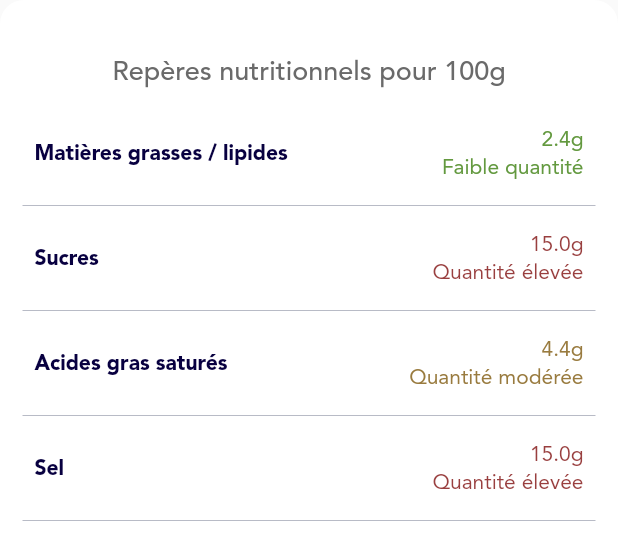
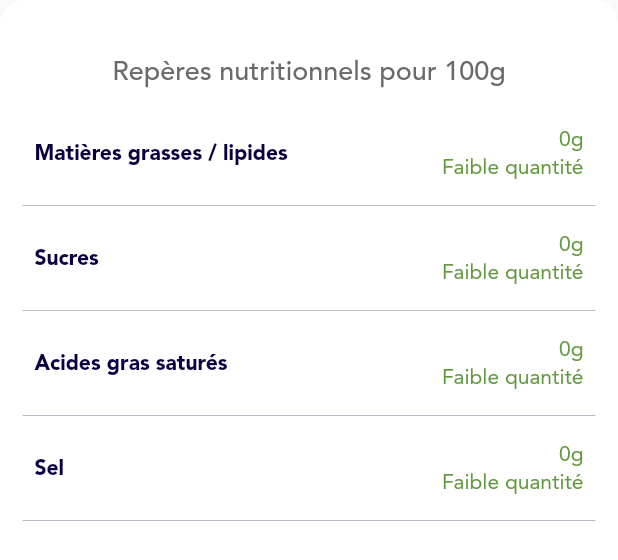
Before and after one commit to MargotRasamy/flutter-yuka-app, a Flutter app: the ProductNutrition widget shown alone on an empty page, opened directly, on a phone screen of 412 x 824 dp. Shown: the top 560 px of the screen. Run offline on Flutter 3.47's test engine with Material 2 defaults, Android fonts, the phone set to English and light mode, and no system bars; our stand-ins replace dio, flutter_bloc, flutter_svg, retrofit; generated files the repository leaves out were written again.

Commit message:
- Nutrition page has details from API

```diff
--- a/lib/layouts/card.dart
+++ b/lib/layouts/card.dart
@@ -345,15 +345,13 @@ class ProductFields extends StatelessWidget {
       children: [
         ProductField(
           label: 'Quantité',
-          value: product!.quantity ?? 'Non spécifié',
+          value: product?.quantity ?? 'Non spécifiée',
           divider: true,
           boldLabel: true,
         ),
         ProductField(
           label: 'Vendu',
-          value: product.manufacturingCountries is List<String>
-              ? product.manufacturingCountries![0]
-              : 'Non spécifié',
+          value: product!.manufacturingCountries?.join(',') ?? '',
           divider: false,
           boldLabel: true,
         ),
--- a/lib/layouts/nutrition.dart
+++ b/lib/layouts/nutrition.dart
@@ -40,6 +40,8 @@ class ProductNutrition extends StatelessWidget {
 
   @override
   Widget build(BuildContext context) {
+    APIProduct? product = ProductHolder.of(context)?.product;
+
     const BorderRadius borderRadius = BorderRadius.only(
       topLeft: Radius.circular(16.0),
       topRight: Radius.circular(16.0),
@@ -79,11 +81,19 @@ class ProductNutrition extends StatelessWidget {
                 const SizedBox(
                   height: 10.0,
                 ),
-                ProductNutritionField(nutritionType: 'fat', quantity: 2.4),
-                ProductNutritionField(nutritionType: 'sugar', quantity: 15),
                 ProductNutritionField(
-                    nutritionType: 'saturatedFat', quantity: 4.4),
-                ProductNutritionField(nutritionType: 'salt', quantity: 15)
+                    nutritionType: 'fat',
+                    quantity: product?.nutrientLevels?.fat?.per100g ?? 0),
+                ProductNutritionField(
+                    nutritionType: 'sugar',
+                    quantity: product?.nutrientLevels?.sugars?.per100g ?? 0),
+                ProductNutritionField(
+                    nutritionType: 'saturatedFat',
+                    quantity:
+                        product?.nutrientLevels?.saturatedFat?.per100g ?? 0),
+                ProductNutritionField(
+                    nutritionType: 'salt',
+                    quantity: product?.nutrientLevels?.salt?.per100g ?? 0)
               ],
             ),
           ),
@@ -97,10 +107,10 @@ enum ProductQuantityLevel { low, moderate, high }
 
 class ProductNutritionField extends StatelessWidget {
   final String nutritionType;
-  final double quantity;
+  final num quantity;
   final bool divider;
 
-  ProductQuantityLevel checkIndicator(double quantityValue) {
+  ProductQuantityLevel checkIndicator(num quantityValue) {
     switch (this.nutritionType) {
       case 'fat':
         if (quantityValue <= 3) {
```
Also changed, not shown: lib/main.dart (+11 -2 lines).
